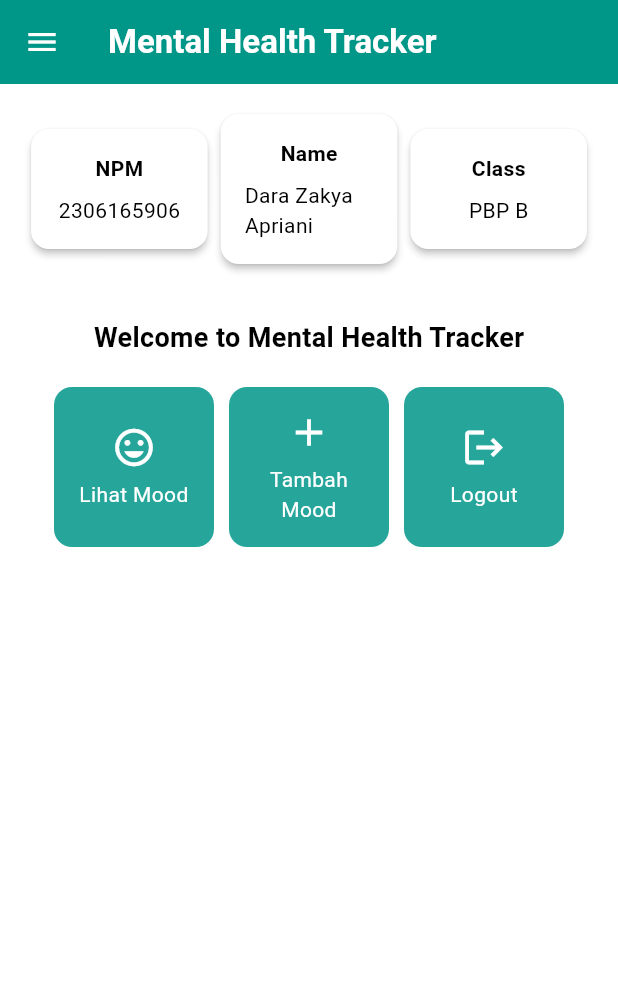
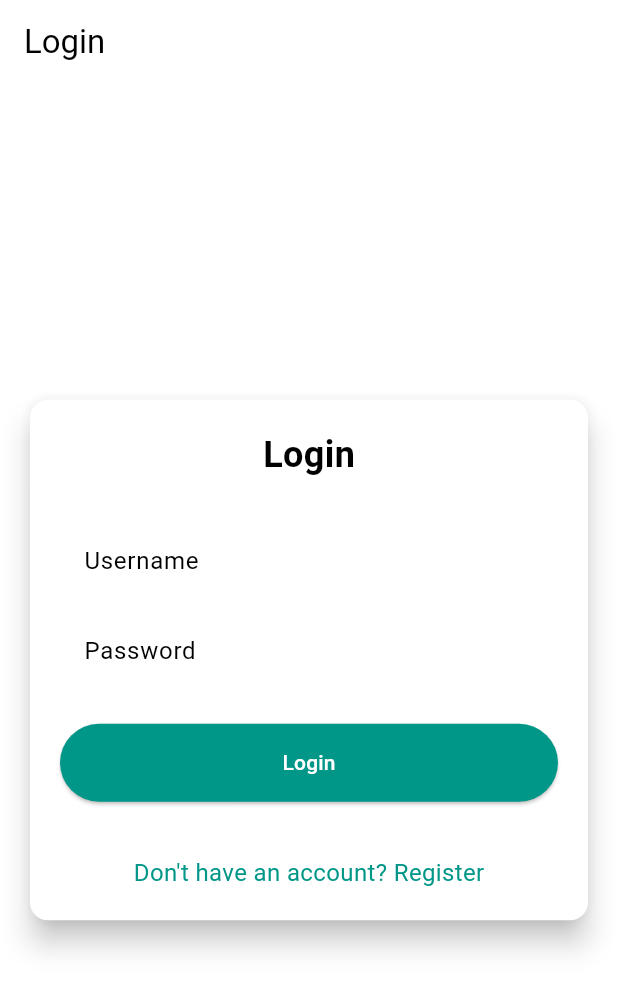
Before and after one commit to Dadar-Gulung/mental-health-tracker-android, a Flutter app: the screen it shows after launch, on a phone screen of 412 x 824 dp. Shown: the top 991 px of the screen. Run offline on Flutter 3.47's test engine with Material 3 defaults, Android fonts, the phone set to English and light mode, and no system bars; missing offline and left inert: pbp_django_auth.

Commit message:
menyelesaikan tutorial terakhir

```diff
--- a/lib/main.dart
+++ b/lib/main.dart
@@ -1,5 +1,7 @@
 import 'package:flutter/material.dart';
-import 'package:mental_health_tracker/screens/menu.dart';
+import 'package:mental_health_tracker/screens/login.dart';
+import 'package:pbp_django_auth/pbp_django_auth.dart';
+import 'package:provider/provider.dart';
 
 void main() {
   runApp(const MyApp());
@@ -11,8 +13,13 @@ class MyApp extends StatelessWidget {
   // This widget is the root of your application.
   @override
   Widget build(BuildContext context) {
-    return MaterialApp(
-      title: 'Flutter Demo',
+    return Provider(
+      create: (_) {
+        CookieRequest request = CookieRequest();
+        return request;
+      },
+      child: MaterialApp(
+        title: 'Mental Health Tracker',
         theme: ThemeData(
           // This is the theme of your application.
           //
@@ -34,7 +41,9 @@ class MyApp extends StatelessWidget {
           ).copyWith(secondary: Colors.teal[400]),
           useMaterial3: true,
         ),
-      home: MyHomePage(),
+        home: const LoginPage(),
+      ),
     );
+
   }
 }
--- /dev/null
+++ b/lib/screens/login.dart
@@ -0,0 +1,180 @@
+import 'package:mental_health_tracker/screens/menu.dart';
+import 'package:flutter/material.dart';
+import 'package:pbp_django_auth/pbp_django_auth.dart';
+import 'package:provider/provider.dart';
+import 'package:mental_health_tracker/screens/register.dart';
+
+void main() {
+  runApp(const LoginApp());
+}
+
+class LoginApp extends StatelessWidget {
+  const LoginApp({super.key});
+
+  @override
+  Widget build(BuildContext context) {
+    return MaterialApp(
+      title: 'Login',
+      theme: ThemeData(
+        useMaterial3: true,
+        colorScheme: ColorScheme.fromSwatch(
+          primarySwatch: Colors.deepPurple,
+        ).copyWith(secondary: Colors.deepPurple[400]),
+      ),
+      home: const LoginPage(),
+    );
+  }
+}
+
+class LoginPage extends StatefulWidget {
+  const LoginPage({super.key});
+
+  @override
+  State<LoginPage> createState() => _LoginPageState();
+}
+
+class _LoginPageState extends State<LoginPage> {
+  final TextEditingController _usernameController = TextEditingController();
+  final TextEditingController _passwordController = TextEditingController();
+
+  @override
+  Widget build(BuildContext context) {
+    final request = context.watch<CookieRequest>();
+
+    return Scaffold(
+      appBar: AppBar(
+        title: const Text('Login'),
+      ),
+      body: Center(
+        child: SingleChildScrollView(
+          padding: const EdgeInsets.all(16.0),
+          child: Card(
+            elevation: 8,
+            shape: RoundedRectangleBorder(
+              borderRadius: BorderRadius.circular(12.0),
+            ),
+            child: Padding(
+              padding: const EdgeInsets.all(20.0),
+              child: Column(
+                mainAxisSize: MainAxisSize.min,
+                children: [
+                  const Text(
+                    'Login',
+                    style: TextStyle(
+                      fontSize: 24.0,
+                      fontWeight: FontWeight.bold,
+                    ),
+                  ),
+                  const SizedBox(height: 30.0),
+                  TextField(
+                    controller: _usernameController,
+                    decoration: const InputDecoration(
+                      labelText: 'Username',
+                      hintText: 'Enter your username',
+                      border: OutlineInputBorder(
+                        borderRadius: BorderRadius.all(Radius.circular(12.0)),
+                      ),
+                      contentPadding:
+                          EdgeInsets.symmetric(horizontal: 12.0, vertical: 8.0),
+                    ),
+                  ),
+                  const SizedBox(height: 12.0),
+                  TextField(
+                    controller: _passwordController,
+                    decoration: const InputDecoration(
+                      labelText: 'Password',
+                      hintText: 'Enter your password',
+                      border: OutlineInputBorder(
+                        borderRadius: BorderRadius.all(Radius.circular(12.0)),
+                      ),
+                      contentPadding:
+                          EdgeInsets.symmetric(horizontal: 12.0, vertical: 8.0),
+                    ),
+                    obscureText: true,
+                  ),
+                  const SizedBox(height: 24.0),
+                  ElevatedButton(
+                    onPressed: () async {
+                      String username = _usernameController.text;
+                      String password = _passwordController.text;
+
+                      // Cek kredensial
+                      // Untuk menyambungkan Android emulator dengan Django pada localhost,
+                      // gunakan URL http://10.0.2.2/
+                      final response = await request
+                          .login("http://127.0.0.1:8000//auth/login/", {
+                        'username': username,
+                        'password': password,
+                      });
+
+                      if (request.loggedIn) {
+                        String message = response['message'];
+                        String uname = response['username'];
+                        if (context.mounted) {
+                          Navigator.pushReplacement(
+                            context,
+                            MaterialPageRoute(
+                                builder: (context) => MyHomePage()),
+                          );
+                          ScaffoldMessenger.of(context)
+                            ..hideCurrentSnackBar()
+                            ..showSnackBar(
+                              SnackBar(
+                                  content:
+                                      Text("$message Selamat datang, $uname.")),
+                            );
+                        }
+                      } else {
+                        if (context.mounted) {
+                          showDialog(
+                            context: context,
+                            builder: (context) => AlertDialog(
+                              title: const Text('Login Gagal'),
+                              content: Text(response['message']),
+                              actions: [
+                                TextButton(
+                                  child: const Text('OK'),
+                                  onPressed: () {
+                                    Navigator.pop(context);
+                                  },
+                                ),
+                              ],
+                            ),
+                          );
+                        }
+                      }
+                    },
+                    style: ElevatedButton.styleFrom(
+                      foregroundColor: Colors.white,
+                      minimumSize: Size(double.infinity, 50),
+                      backgroundColor: Theme.of(context).colorScheme.primary,
+                      padding: const EdgeInsets.symmetric(vertical: 16.0),
+                    ),
+                    child: const Text('Login'),
+                  ),
+                  const SizedBox(height: 36.0),
+                  GestureDetector(
+                    onTap: () {
+                      Navigator.push(
+                        context,
+                        MaterialPageRoute(
+                            builder: (context) => const RegisterPage()),
+                      );
+                    },
+                    child: Text(
+                      'Don\'t have an account? Register',
+                      style: TextStyle(
+                        color: Theme.of(context).colorScheme.primary,
+                        fontSize: 16.0,
+                      ),
+                    ),
+                  ),
+                ],
+              ),
+            ),
+          ),
+        ),
+      ),
+    );
+  }
+}
--- a/pubspec.yaml
+++ b/pubspec.yaml
@@ -35,6 +35,9 @@ dependencies:
   # The following adds the Cupertino Icons font to your application.
   # Use with the CupertinoIcons class for iOS style icons.
   cupertino_icons: ^1.0.8
+  provider: ^6.1.2
+  pbp_django_auth: ^0.4.0
+  http: ^1.2.2
 
 dev_dependencies:
   flutter_test:
```
Also changed, not shown: lib/models/mood_entry.dart (added, +65 -0 lines), lib/screens/list_moodentry.dart (added, +89 -0 lines), lib/screens/moodentry_form.dart (+35 -27 lines), lib/screens/register.dart (added, +165 -0 lines), lib/widgets/left_drawer.dart (+14 -0 lines), lib/widgets/mood_card.dart (+35 -1 lines), pubspec.lock, 2 other files. Lines whose indentation alone changed are shown as unchanged.
